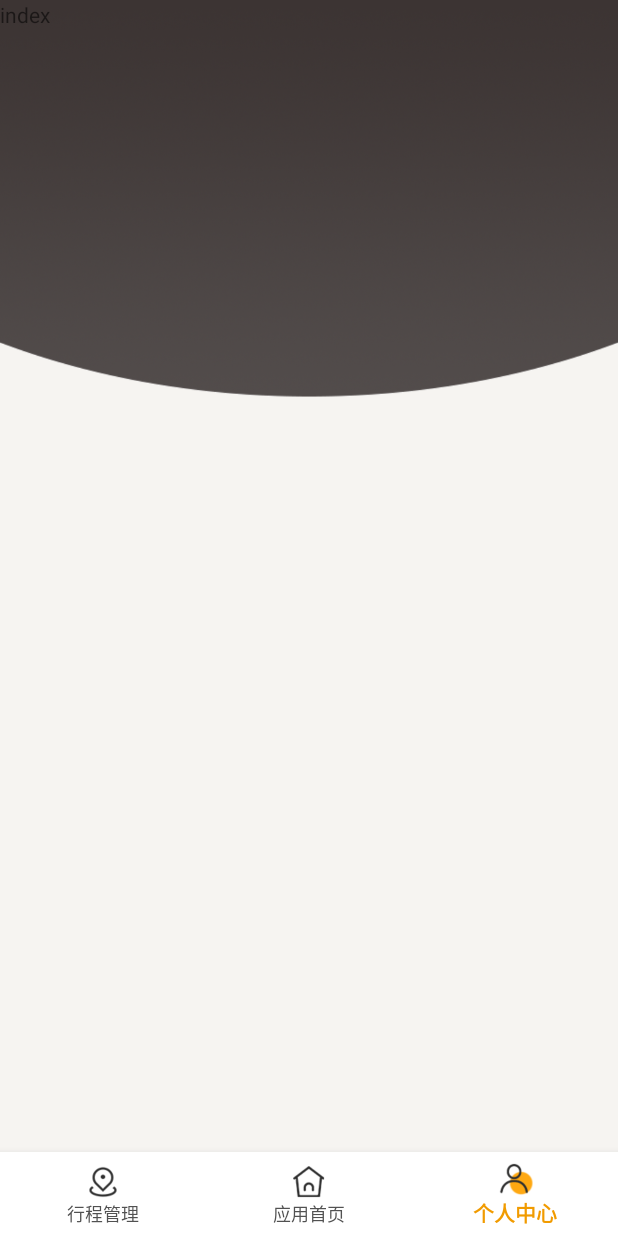
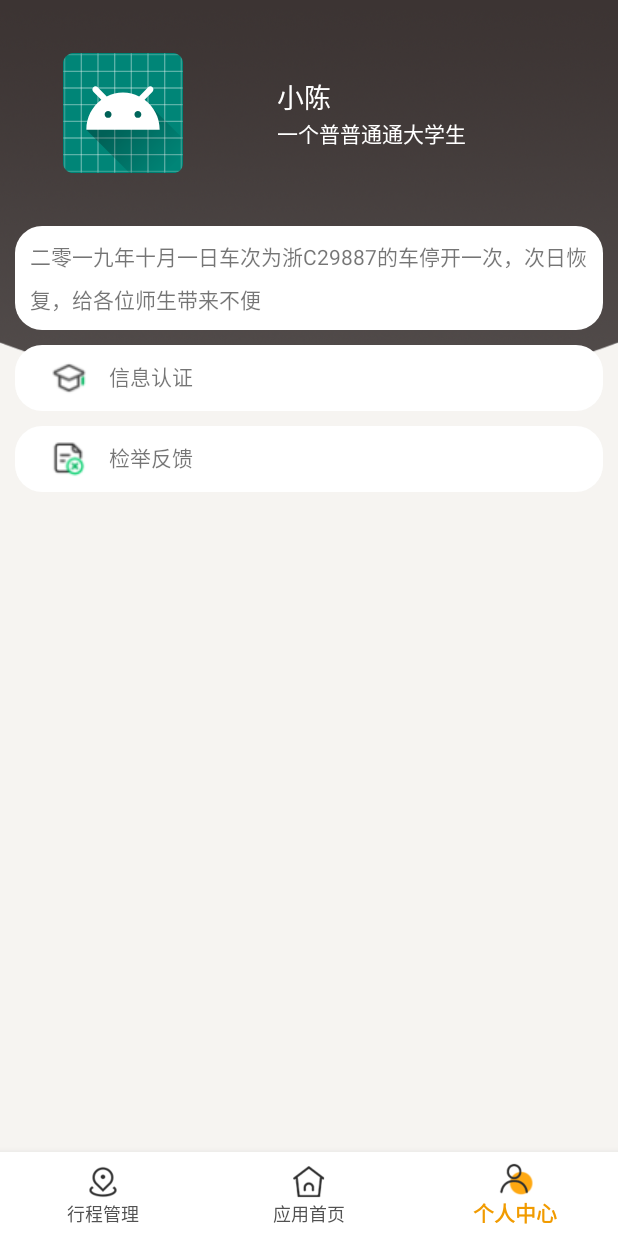
Before and after one commit to ChannnXY/school, an Android app: the screen it shows after launch (MainActivity), item 3 of the bottom bar chosen, on a phone screen of 412 x 824 dp. Run offline under Robolectric (Android 15) with nearby library versions, the phone set to English and light mode, and no system bars.

Commit message:
feature(users):完成user页面

```diff
--- a/app/src/main/res/layout/item_nav_index.xml
+++ b/app/src/main/res/layout/item_nav_index.xml
@@ -174,12 +174,11 @@
             <TextView
                 android:layout_width="match_parent"
                 android:layout_height="wrap_content"
-                android:singleLine="true"
                 android:ellipsize="marquee"
+                android:focusable="true"
+                android:focusableInTouchMode="true"
                 android:marqueeRepeatLimit="marquee_forever"
                 android:scrollHorizontally="true"
-                android:focusableInTouchMode="true"
-                android:focusable="true"
                 android:text="@string/index_notice"/>
         </LinearLayout>
         <!--行程标题-->
--- a/app/src/main/res/layout/item_nav_users.xml
+++ b/app/src/main/res/layout/item_nav_users.xml
@@ -3,9 +3,107 @@
               android:orientation="vertical"
               android:layout_width="match_parent"
               android:layout_height="match_parent">
+    <!--头像-->
+    <LinearLayout
+        android:layout_width="match_parent"
+        android:layout_height="wrap_content"
+        android:paddingTop="35dp"
+        android:gravity="center_horizontal|clip_vertical">
+        <LinearLayout
+            android:layout_width="0dp"
+            android:layout_height="80dp"
+            android:layout_weight="2"
+            android:gravity="center_horizontal|clip_vertical">
+            <ImageView
+                android:layout_width="80dp"
+                android:layout_height="80dp"
+                android:background="@mipmap/ic_launcher"/>
+        </LinearLayout>
 
+        <LinearLayout
+            android:layout_width="0dp"
+            android:layout_height="wrap_content"
+            android:layout_weight="3"
+            android:orientation="vertical"
+            android:layout_gravity="center_vertical"
+            android:paddingLeft="20dp">
+            <TextView
+                android:layout_width="wrap_content"
+                android:layout_height="wrap_content"
+                android:textSize="18sp"
+                android:textColor="@color/white"
+                android:text="小陈"/>
+            <TextView
+                android:layout_width="wrap_content"
+                android:layout_height="wrap_content"
+                android:textColor="@color/white"
+                android:text="一个普普通通大学生"/>
+        </LinearLayout>
+    </LinearLayout>
+
+    <!--公告栏-->
     <TextView
         android:layout_width="match_parent"
         android:layout_height="wrap_content"
-        android:text="index"/>
+        style="@style/margin_10"
+        android:padding="10dp"
+        android:layout_marginTop="35dp"
+        android:lineSpacingExtra="8dp"
+        android:background="@drawable/shape_rec_white"
+        android:text="@string/index_notice"/>
+
+    <!--功能栏-->
+    <LinearLayout
+        android:layout_width="match_parent"
+        android:layout_height="wrap_content"
+        style="@style/margin_10"
+        android:padding="10dp"
+        android:background="@drawable/shape_rec_white">
+        <LinearLayout
+            android:layout_width="0dp"
+            android:layout_height="wrap_content"
+            android:layout_weight="1"
+            android:gravity="center_vertical|clip_horizontal|center">
+            <ImageView
+                android:layout_width="wrap_content"
+                android:layout_height="wrap_content"
+                android:background="@drawable/icon_authentication"/>
+        </LinearLayout>
+        <LinearLayout
+            android:layout_width="0dp"
+            android:layout_height="wrap_content"
+            android:layout_weight="6">
+            <TextView
+                android:layout_width="wrap_content"
+                android:layout_height="wrap_content"
+                android:text="信息认证"/>
+        </LinearLayout>
+    </LinearLayout>
+    <!--功能栏-->
+    <LinearLayout
+        android:layout_width="match_parent"
+        android:layout_height="wrap_content"
+        style="@style/margin_10"
+        android:padding="10dp"
+        android:background="@drawable/shape_rec_white">
+        <LinearLayout
+            android:layout_width="0dp"
+            android:layout_height="wrap_content"
+            android:layout_weight="1"
+            android:gravity="center_vertical|clip_horizontal|center">
+            <ImageView
+                android:layout_width="wrap_content"
+                android:layout_height="wrap_content"
+                android:background="@drawable/icon_complain"/>
+        </LinearLayout>
+        <LinearLayout
+            android:layout_width="0dp"
+            android:layout_height="wrap_content"
+            android:layout_weight="6">
+            <TextView
+                android:layout_width="wrap_content"
+                android:layout_height="wrap_content"
+                android:text="检举反馈"/>
+        </LinearLayout>
+    </LinearLayout>
 </LinearLayout>
```
